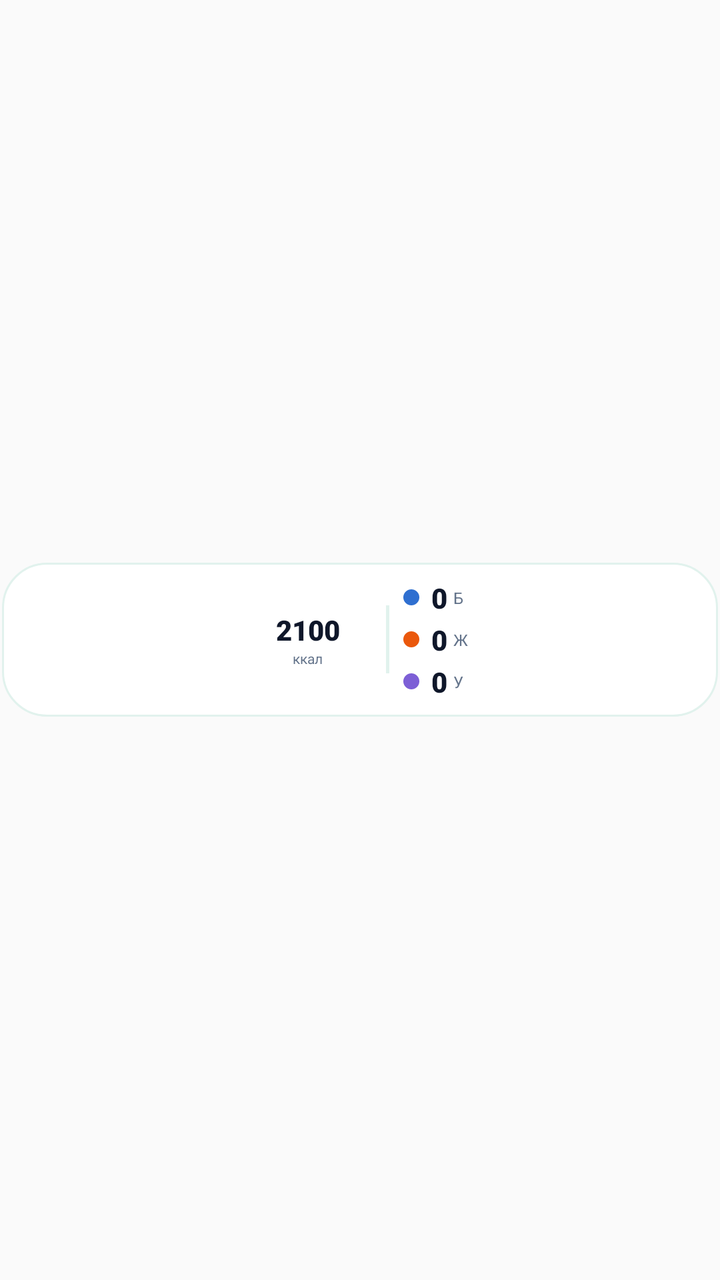
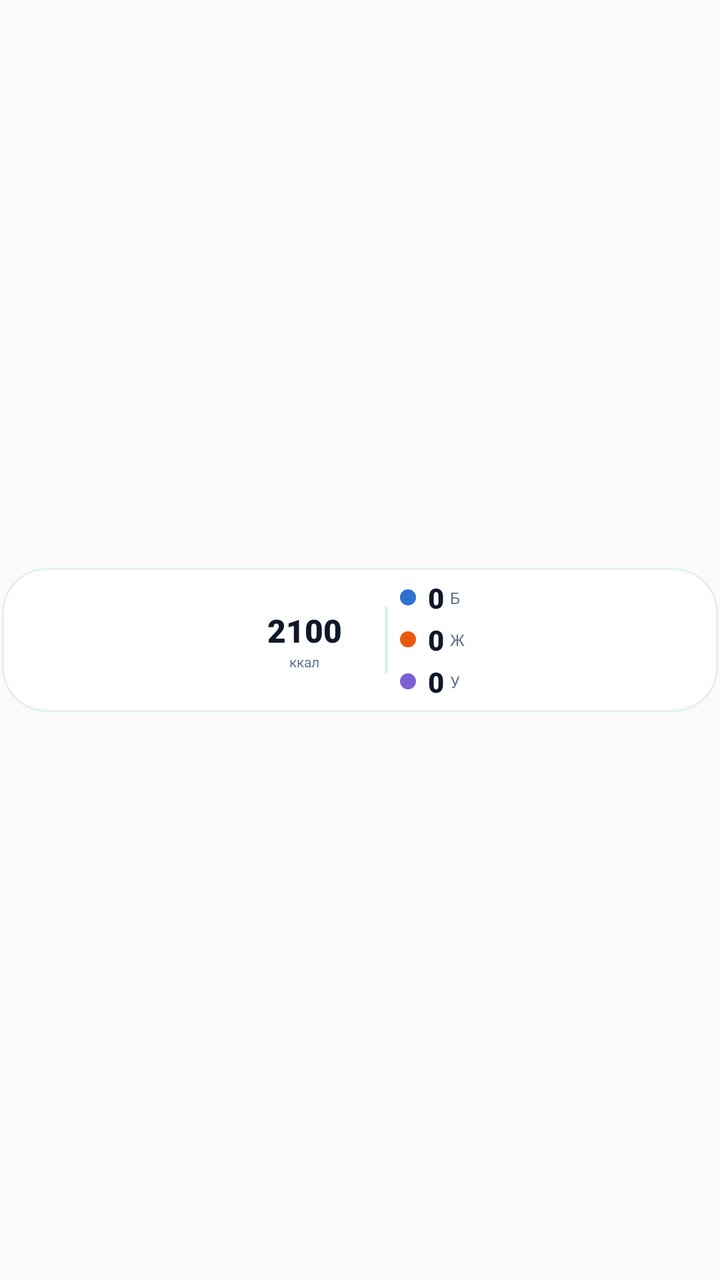

Screens rendered from an Android XML layout before and after an edit, with the pre-edit source and the edit as a unified diff.
<!-- AndroidManifest.xml: application theme AppTheme -->
<!-- res/layout/widget_calories.xml -->
<?xml version="1.0" encoding="utf-8"?>
<FrameLayout xmlns:android="http://schemas.android.com/apk/res/android"
    android:id="@+id/widget_root"
    android:layout_width="match_parent"
    android:layout_height="match_parent">

    
    <FrameLayout
        android:layout_width="match_parent"
        android:layout_height="wrap_content"
        android:layout_gravity="center"
        android:layout_marginStart="1dp"
        android:layout_marginEnd="1dp"
        android:background="@drawable/widget_bg"
        android:paddingStart="8dp"
        android:paddingEnd="8dp"
        android:paddingTop="8dp"
        android:paddingBottom="8dp">

        <LinearLayout
            android:layout_width="wrap_content"
            android:layout_height="wrap_content"
            android:layout_gravity="center"
            android:gravity="center_vertical"
            android:orientation="horizontal">

            
            <FrameLayout
                android:layout_width="56dp"
                android:layout_height="56dp"
                android:layout_marginEnd="6dp">

                <ImageView
                    android:id="@+id/widget_ring"
                    android:layout_width="56dp"
                    android:layout_height="56dp"
                    android:contentDescription="@null"
                    android:scaleType="fitCenter" />

                <LinearLayout
                    android:layout_width="wrap_content"
                    android:layout_height="wrap_content"
                    android:layout_gravity="center"
                    android:gravity="center_horizontal"
                    android:orientation="vertical">

                    <TextView
                        android:id="@+id/widget_remain"
                        android:layout_width="wrap_content"
                        android:layout_height="wrap_content"
                        android:autoSizeTextType="uniform"
                        android:autoSizeMinTextSize="8sp"
                        android:autoSizeMaxTextSize="14sp"
                        android:fontFamily="sans-serif-black"
                        android:gravity="center"
                        android:maxLines="1"
                        android:text="2100"
                        android:textColor="#0F172A"
                        android:textSize="14sp" />

                    <TextView
                        android:id="@+id/widget_remain_unit"
                        android:layout_width="wrap_content"
                        android:layout_height="wrap_content"
                        android:fontFamily="sans-serif"
                        android:gravity="center"
                        android:maxLines="1"
                        android:text="ккал"
                        android:textColor="#64748B"
                        android:textSize="7sp" />
                </LinearLayout>
            </FrameLayout>

            
            <FrameLayout
                android:layout_width="1.5dp"
                android:layout_height="34dp"
                android:layout_marginStart="5dp"
                android:layout_marginEnd="5dp"
                android:background="#E1F2ED" />

            <LinearLayout
                android:layout_width="wrap_content"
                android:layout_height="wrap_content"
                android:layout_marginStart="2dp"
                android:orientation="vertical">

                <LinearLayout
                    android:layout_width="wrap_content"
                    android:layout_height="wrap_content"
                    android:gravity="center_vertical"
                    android:orientation="horizontal">

                    <ImageView
                        android:id="@+id/widget_dot_p"
                        android:layout_width="8dp"
                        android:layout_height="8dp"
                        android:contentDescription="@null"
                        android:src="@drawable/widget_dot_protein" />

                    <TextView
                        android:id="@+id/widget_p"
                        android:layout_width="wrap_content"
                        android:layout_height="wrap_content"
                        android:layout_marginStart="6dp"
                        android:fontFamily="sans-serif-black"
                        android:maxLines="1"
                        android:text="0"
                        android:textColor="#0F172A"
                        android:textSize="14sp" />

                    <TextView
                        android:layout_width="wrap_content"
                        android:layout_height="wrap_content"
                        android:layout_marginStart="3dp"
                        android:fontFamily="sans-serif"
                        android:maxLines="1"
                        android:text="Б"
                        android:textColor="#64748B"
                        android:textSize="8sp" />
                </LinearLayout>

                <LinearLayout
                    android:layout_width="wrap_content"
                    android:layout_height="wrap_content"
                    android:layout_marginTop="2dp"
                    android:gravity="center_vertical"
                    android:orientation="horizontal">

                    <ImageView
                        android:id="@+id/widget_dot_f"
                        android:layout_width="8dp"
                        android:layout_height="8dp"
                        android:contentDescription="@null"
                        android:src="@drawable/widget_dot_fat" />

                    <TextView
                        android:id="@+id/widget_f"
                        android:layout_width="wrap_content"
                        android:layout_height="wrap_content"
                        android:layout_marginStart="6dp"
                        android:fontFamily="sans-serif-black"
                        android:maxLines="1"
                        android:text="0"
                        android:textColor="#0F172A"
                        android:textSize="14sp" />

                    <TextView
                        android:layout_width="wrap_content"
                        android:layout_height="wrap_content"
                        android:layout_marginStart="3dp"
                        android:fontFamily="sans-serif"
                        android:maxLines="1"
                        android:text="Ж"
                        android:textColor="#64748B"
                        android:textSize="8sp" />
                </LinearLayout>

                <LinearLayout
                    android:layout_width="wrap_content"
                    android:layout_height="wrap_content"
                    android:layout_marginTop="2dp"
                    android:gravity="center_vertical"
                    android:orientation="horizontal">

                    <ImageView
                        android:id="@+id/widget_dot_c"
                        android:layout_width="8dp"
                        android:layout_height="8dp"
                        android:contentDescription="@null"
                        android:src="@drawable/widget_dot_carbs" />

                    <TextView
                        android:id="@+id/widget_c"
                        android:layout_width="wrap_content"
                        android:layout_height="wrap_content"
                        android:layout_marginStart="6dp"
                        android:fontFamily="sans-serif-black"
                        android:maxLines="1"
                        android:text="0"
                        android:textColor="#0F172A"
                        android:textSize="14sp" />

                    <TextView
                        android:layout_width="wrap_content"
                        android:layout_height="wrap_content"
                        android:layout_marginStart="3dp"
                        android:fontFamily="sans-serif"
                        android:maxLines="1"
                        android:text="У"
                        android:textColor="#64748B"
                        android:textSize="8sp" />
                </LinearLayout>
            </LinearLayout>
        </LinearLayout>
    </FrameLayout>

</FrameLayout>
<!-- resources referenced by this layout -->
<resources>
  <!-- drawable widget_bg (drawable) -->
  <?xml version="1.0" encoding="utf-8"?>
  <shape xmlns:android="http://schemas.android.com/apk/res/android"
      android:shape="rectangle">
      <solid android:color="#FFFFFF" />
      <corners android:radius="22dp" />
      <stroke
          android:width="1dp"
          android:color="#E1F2ED" />
  </shape>
  <!-- drawable widget_dot_carbs (drawable) -->
  <?xml version="1.0" encoding="utf-8"?>
  <shape xmlns:android="http://schemas.android.com/apk/res/android"
      android:shape="oval">
      <solid android:color="#7D5FD6" />
  </shape>
  <!-- drawable widget_dot_fat (drawable) -->
  <?xml version="1.0" encoding="utf-8"?>
  <shape xmlns:android="http://schemas.android.com/apk/res/android"
      android:shape="oval">
      <solid android:color="#EA580C" />
  </shape>
  <!-- drawable widget_dot_protein (drawable) -->
  <?xml version="1.0" encoding="utf-8"?>
  <shape xmlns:android="http://schemas.android.com/apk/res/android"
      android:shape="oval">
      <solid android:color="#2F6FD0" />
  </shape>
  <style name="AppTheme" parent="android:style/Theme.Material.Light.NoActionBar" />
</resources>

<!-- the commit's change to res/layout/widget_calories.xml (unified diff, before → after) -->
@@ -12,10 +12,10 @@
         android:layout_marginStart="1dp"
         android:layout_marginEnd="1dp"
         android:background="@drawable/widget_bg"
-        android:paddingStart="8dp"
-        android:paddingEnd="8dp"
-        android:paddingTop="8dp"
-        android:paddingBottom="8dp">
+        android:paddingStart="3dp"
+        android:paddingEnd="10dp"
+        android:paddingTop="4dp"
+        android:paddingBottom="4dp">
 
         <LinearLayout
             android:layout_width="wrap_content"
@@ -26,14 +26,14 @@
 
             
             <FrameLayout
-                android:layout_width="56dp"
-                android:layout_height="56dp"
-                android:layout_marginEnd="6dp">
+                android:layout_width="64dp"
+                android:layout_height="64dp"
+                android:layout_marginEnd="4dp">
 
                 <ImageView
                     android:id="@+id/widget_ring"
-                    android:layout_width="56dp"
-                    android:layout_height="56dp"
+                    android:layout_width="64dp"
+                    android:layout_height="64dp"
                     android:contentDescription="@null"
                     android:scaleType="fitCenter" />
 
@@ -46,17 +46,17 @@
 
                     <TextView
                         android:id="@+id/widget_remain"
-                        android:layout_width="wrap_content"
+                        android:layout_width="42dp"
                         android:layout_height="wrap_content"
                         android:autoSizeTextType="uniform"
-                        android:autoSizeMinTextSize="8sp"
-                        android:autoSizeMaxTextSize="14sp"
+                        android:autoSizeMinTextSize="9sp"
+                        android:autoSizeMaxTextSize="16sp"
                         android:fontFamily="sans-serif-black"
                         android:gravity="center"
                         android:maxLines="1"
                         android:text="2100"
                         android:textColor="#0F172A"
-                        android:textSize="14sp" />
+                        android:textSize="16sp" />
 
                     <TextView
                         android:id="@+id/widget_remain_unit"
@@ -75,8 +75,8 @@
             <FrameLayout
                 android:layout_width="1.5dp"
                 android:layout_height="34dp"
-                android:layout_marginStart="5dp"
-                android:layout_marginEnd="5dp"
+                android:layout_marginStart="4dp"
+                android:layout_marginEnd="4dp"
                 android:background="#E1F2ED" />
 
             <LinearLayout
